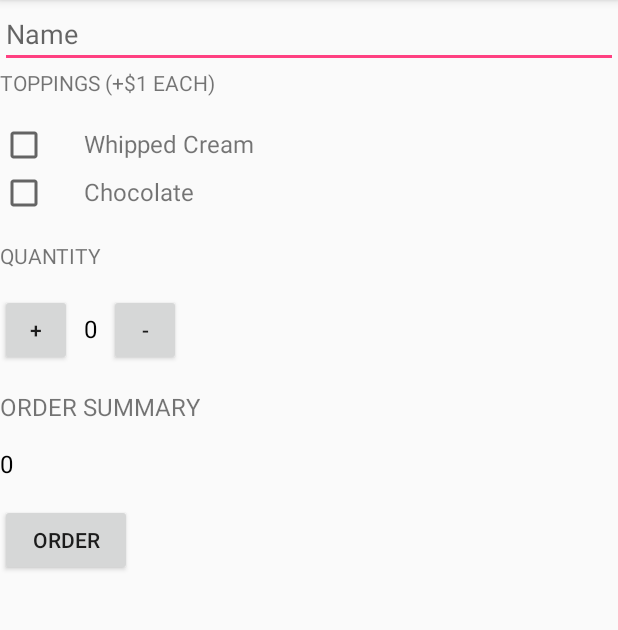
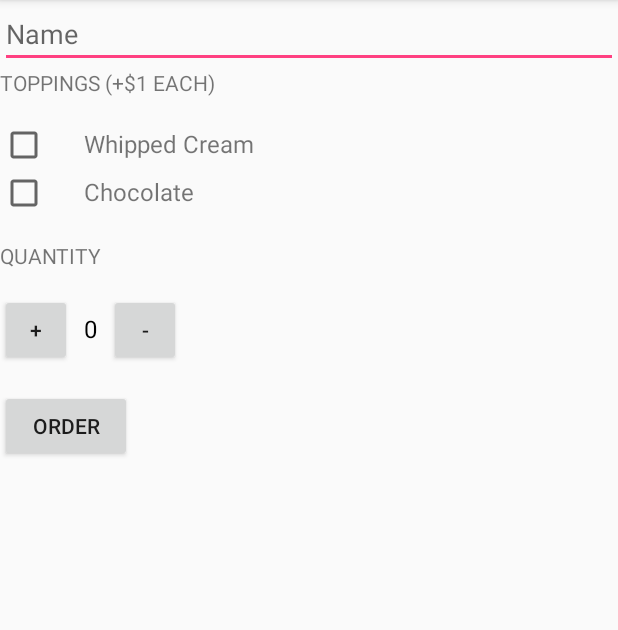
Before and after one commit to ddanskin/justjava, an Android app: the screen it shows after launch (MainActivity), after a tap on "ORDER", on a phone screen of 412 x 824 dp, the part 84-714 px from its top. Run offline under Robolectric (Android 15) with nearby library versions, the phone set to English and light mode, and no system bars.

Commit message:
update string resources

```diff
--- a/app/src/main/java/com/danielledanskin/justjava/MainActivity.java
+++ b/app/src/main/java/com/danielledanskin/justjava/MainActivity.java
@@ -58,8 +58,7 @@ public class MainActivity extends AppCompatActivity {
         updateToppings();
         int price = calculatePrice();
         String orderSummaryMessage = createOrderSummary(price);
-        displayMessage(Integer.toString(price));
-        String emailSubject = "Just Java order for " + username;
+        String emailSubject = getString(R.string.email_subject, username);
         composeOrderEmail(emailSubject, orderSummaryMessage );
     }
 
@@ -67,12 +66,12 @@ public class MainActivity extends AppCompatActivity {
     private String createOrderSummary(int price) {
         EditText usernameInput = (EditText) findViewById(R.id.name_input);
         username = usernameInput.getText().toString();
-        String orderSummary = "Name: " + username;
-        orderSummary += "\nQuantity: " + quantity;
-        orderSummary += "\nAdd Whipped Cream? " + hasWhippedCream;
-        orderSummary += "\nAdd Chocolate? " + hasChocolate;
-        orderSummary += "\nTotal = $" + price;
-        orderSummary += "\nThank you!";
+        String orderSummary = getString(R.string.order_summary_name, username);
+        orderSummary += "\n" + getString(R.string.quantity) + ": " + quantity;
+        orderSummary += "\n" + getString(R.string.add_whipped_cream) + hasWhippedCream;
+        orderSummary += "\n" + getString(R.string.add_chocolate) + hasChocolate;
+        orderSummary += "\n" + getString(R.string.total) + price;
+        orderSummary += "\n" + getString(R.string.thank_you);
         return orderSummary;
     }
 
@@ -86,8 +85,9 @@ public class MainActivity extends AppCompatActivity {
 
     // This method displays the given quantity value on the screen.
     private void displayQuantity(int count) {
+        String totalCount = "" + count;
         TextView quantityTextView = (TextView) findViewById(R.id.quantity_text_view);
-        quantityTextView.setText("" + count);
+        quantityTextView.setText(totalCount);
     }
 
     // This method increases the quantity varaible by one
@@ -105,10 +105,4 @@ public class MainActivity extends AppCompatActivity {
         }
         displayQuantity(quantity);
     }
-
-    // This method displays the order summary to the order summary text view
-    private void displayMessage(String message) {
-        TextView orderSummaryTextView = (TextView) findViewById(R.id.order_summary_text_view);
-        orderSummaryTextView.setText(message);
-    }
 }
--- a/app/src/main/res/layout/activity_main.xml
+++ b/app/src/main/res/layout/activity_main.xml
@@ -22,7 +22,7 @@
             android:layout_width="wrap_content"
             android:layout_height="wrap_content"
             android:layout_marginBottom="16dp"
-            android:text="@string/toppings_title"
+            android:text="@string/toppings"
             android:textAllCaps="true" />
 
         <LinearLayout
@@ -68,7 +68,7 @@
             android:layout_width="wrap_content"
             android:layout_height="wrap_content"
             android:layout_marginBottom="16dp"
-            android:text="@string/quantity_title"
+            android:text="@string/quantity"
             android:textAllCaps="true" />
 
         <LinearLayout
@@ -103,23 +103,6 @@
 
         </LinearLayout>
 
-        <TextView
-            android:layout_width="wrap_content"
-            android:layout_height="wrap_content"
-            android:layout_marginBottom="16dp"
-            android:layout_marginTop="16dp"
-            android:text="@string/order_summary_title"
-            android:textAllCaps="true"
-            android:textSize="16sp" />
-
-        <TextView
-            android:id="@+id/order_summary_text_view"
-            android:layout_width="wrap_content"
-            android:layout_height="wrap_content"
-            android:text="@string/zero"
-            android:textColor="#000000"
-            android:textSize="16sp" />
-
         <Button
             android:id="@+id/order_button"
             android:layout_width="wrap_content"
--- a/app/src/main/res/values/strings.xml
+++ b/app/src/main/res/values/strings.xml
@@ -1,13 +1,18 @@
-<resources>
+<resources xmlns:xliff="urn:oasis:names:tc:xliff:document:1.2">
     <string name="app_name">Just Java</string>
     <string name="whipped_cream">Whipped Cream</string>
+    <string name="add_whipped_cream">Add Whipped Cream? </string>
     <string name="chocolate">Chocolate</string>
+    <string name="add_chocolate">Add Chocolate? </string>
     <string name="hint_name">Name</string>
-    <string name="toppings_title">Toppings (+$1 each)</string>
-    <string name="quantity_title">Quantity</string>
+    <string name="toppings">Toppings (+$1 each)</string>
+    <string name="quantity">Quantity</string>
     <string name="increase">+</string>
     <string name="decrease">-</string>
     <string name="zero">0</string>
-    <string name="order_summary_title">Order Summary</string>
     <string name="order">Order</string>
+    <string name="thank_you">Thank you!</string>
+    <string name="total">Total = $</string>
+    <string name="order_summary_name">Name: <xliff:g id="name" example="Amy">%s</xliff:g></string>
+    <string name="email_subject">Just Java order for <xliff:g id="name" example="Amy">%s</xliff:g></string>
 </resources>
```
